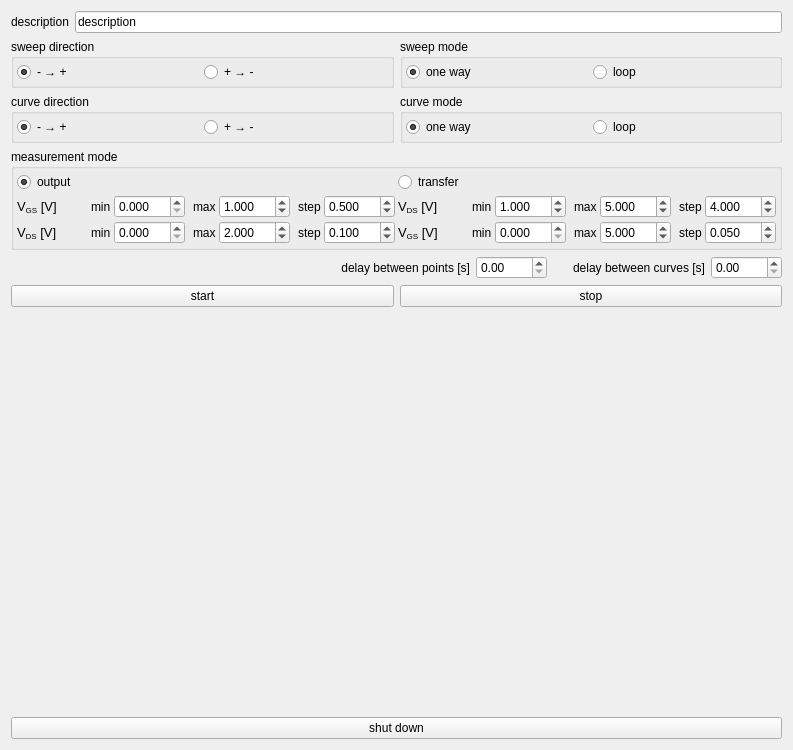
Old version of the form experiments/transistor_output_transfer.ui in the repository dean-nanomol/nanomol.
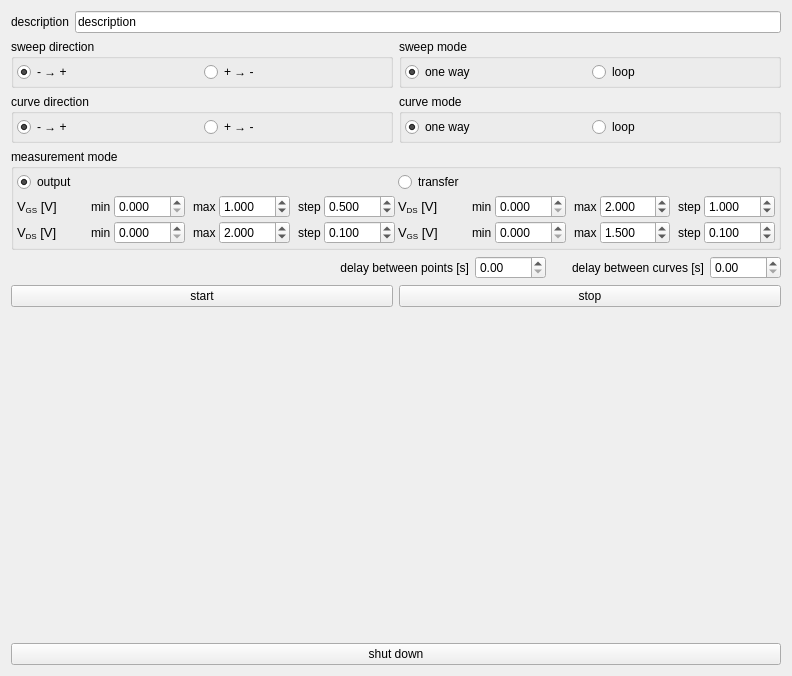
New version of the form.

Commit message:
update transistor_output_transfer
debug plots
add plot labels and legend

```diff
--- a/experiments/transistor_output_transfer.ui
+++ b/experiments/transistor_output_transfer.ui
@@ -6,8 +6,8 @@
    <rect>
     <x>0</x>
     <y>0</y>
-    <width>793</width>
-    <height>750</height>
+    <width>792</width>
+    <height>676</height>
    </rect>
   </property>
   <property name="windowTitle">
@@ -521,7 +521,7 @@
                <number>3</number>
               </property>
               <property name="value">
-               <double>1.000000000000000</double>
+               <double>0.000000000000000</double>
               </property>
              </widget>
             </item>
@@ -560,7 +560,7 @@
                <number>3</number>
               </property>
               <property name="value">
-               <double>5.000000000000000</double>
+               <double>2.000000000000000</double>
               </property>
              </widget>
             </item>
@@ -599,7 +599,7 @@
                <number>3</number>
               </property>
               <property name="value">
-               <double>4.000000000000000</double>
+               <double>1.000000000000000</double>
               </property>
              </widget>
             </item>
@@ -669,7 +669,7 @@
                <number>3</number>
               </property>
               <property name="value">
-               <double>5.000000000000000</double>
+               <double>1.500000000000000</double>
               </property>
              </widget>
             </item>
@@ -708,7 +708,7 @@
                <number>3</number>
               </property>
               <property name="value">
-               <double>0.050000000000000</double>
+               <double>0.100000000000000</double>
               </property>
              </widget>
             </item>
@@ -814,6 +814,16 @@
    </item>
    <item>
     <layout class="QGridLayout" name="plot_layout">
+     <item row="0" column="1">
+      <widget class="QWidget" name="plot_placeholder_2" native="true">
+       <property name="sizePolicy">
+        <sizepolicy hsizetype="Expanding" vsizetype="Expanding">
+         <horstretch>0</horstretch>
+         <verstretch>0</verstretch>
+        </sizepolicy>
+       </property>
+      </widget>
+     </item>
      <item row="0" column="0">
       <widget class="QWidget" name="plot_placeholder_1" native="true">
        <property name="sizePolicy">
@@ -824,29 +834,6 @@
        </property>
       </widget>
      </item>
-     <item row="1" column="1">
-      <widget class="QWidget" name="plot_placeholder_4" native="true">
-       <property name="sizePolicy">
-        <sizepolicy hsizetype="Expanding" vsizetype="Expanding">
-         <horstretch>0</horstretch>
-         <verstretch>0</verstretch>
-        </sizepolicy>
-       </property>
-      </widget>
-     </item>
-     <item row="1" column="0">
-      <widget class="QWidget" name="plot_placeholder_2" native="true">
-       <property name="sizePolicy">
-        <sizepolicy hsizetype="Expanding" vsizetype="Expanding">
-         <horstretch>0</horstretch>
-         <verstretch>0</verstretch>
-        </sizepolicy>
-       </property>
-      </widget>
-     </item>
-     <item row="0" column="1">
-      <widget class="QWidget" name="plot_placeholder_3" native="true"/>
-     </item>
     </layout>
    </item>
    <item>
```
Left out of the diff: 6 changed lines with no effect on the pictures. The commit also changes 1 other file.
